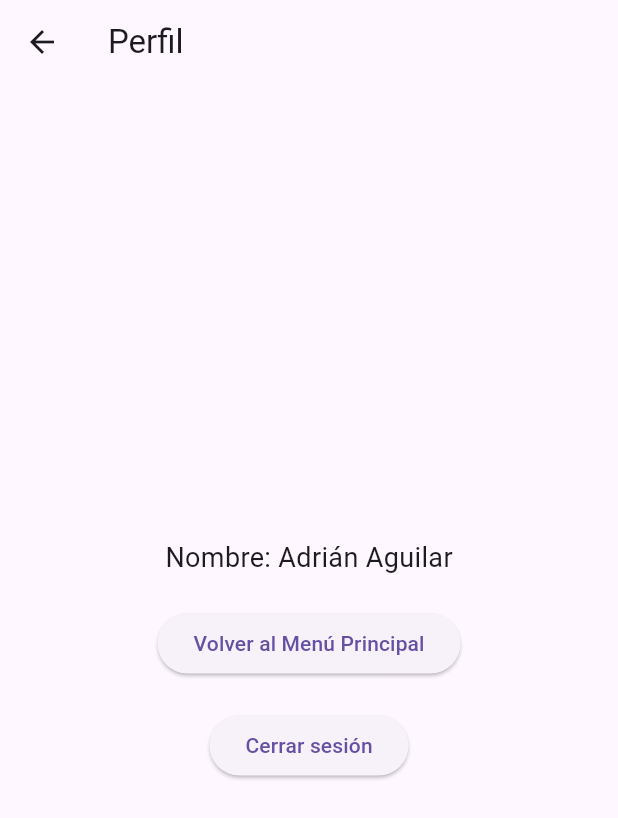
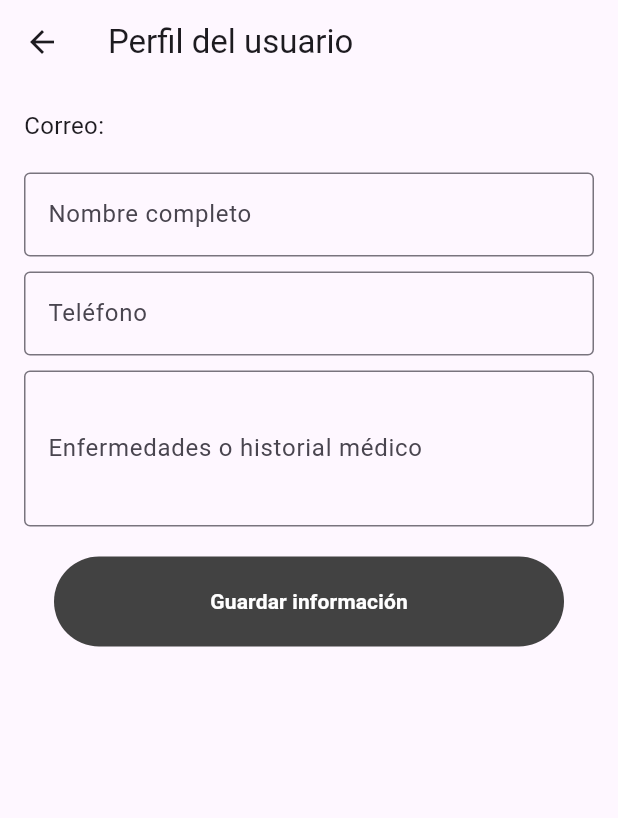
Before and after one commit to MiroslavaMoh/doctor_appointment_front_miros, a Flutter app: the ProfilePage screen opened by its route, on a phone screen of 412 x 824 dp. Shown: the top 818 px of the screen. Run offline on Flutter 3.47's test engine with Material 3 defaults, Android fonts, the phone set to English and light mode, and no system bars; our stand-ins replace cloud_firestore, equatable, firebase_auth, firebase_core, flutter_bloc, google_fonts; accounts and stored records are empty.

Commit message:
feat: Update profile data

```diff
--- a/lib/pages/appflow/Profile_page.dart
+++ b/lib/pages/appflow/Profile_page.dart
@@ -1,42 +1,151 @@
+import 'package:cloud_firestore/cloud_firestore.dart';
+import 'package:doctor_appointment_front_miros/custom_widget/round_button.dart';
+import 'package:doctor_appointment_front_miros/pages/appflow/routes_appflow.dart';
 import 'package:doctor_appointment_front_miros/pages/authflow/routes_authflow.dart';
 import 'package:flutter/material.dart';
 import 'package:firebase_auth/firebase_auth.dart';
 
-class ProfilePage extends StatelessWidget {
+class ProfilePage extends StatefulWidget {
   const ProfilePage({super.key});
 
   @override
+  State<ProfilePage> createState() => _ProfilePageState();
+}
+
+class _ProfilePageState extends State<ProfilePage> {
+  final FirebaseAuth _auth = FirebaseAuth.instance;
+  final FirebaseFirestore _firestore = FirebaseFirestore.instance;
+
+  // Controladores de formulario
+  final TextEditingController nombreController = TextEditingController();
+  final TextEditingController telefonoController = TextEditingController();
+  final TextEditingController enfermedadesController = TextEditingController();
+
+  bool _loading = false;
+
+  @override
+  void initState() {
+    super.initState();
+    _loadUserData();
+  }
+
+  /// 🔹 Carga los datos del usuario desde Firestore
+  Future<void> _loadUserData() async {
+    final user = _auth.currentUser;
+    if (user == null) return;
+
+    final doc = await _firestore.collection('usuarios').doc(user.uid).get();
+    if (doc.exists) {
+      final data = doc.data()!;
+      nombreController.text = data['nombre'] ?? '';
+      telefonoController.text = data['telefono'] ?? '';
+      enfermedadesController.text = data['enfermedades'] ?? '';
+    }
+  }
+
+  /// 🔹 Guarda o actualiza los datos del usuario
+  Future<void> _saveUserData() async {
+    final user = _auth.currentUser;
+    if (user == null) return;
+
+    final String nombre = nombreController.text.trim();
+    final String telefono = telefonoController.text.trim();
+    final String enfermedades = enfermedadesController.text.trim();
+
+    if (nombre.isEmpty || telefono.isEmpty || enfermedades.isEmpty) {
+      ScaffoldMessenger.of(context).showSnackBar(
+        const SnackBar(content: Text('Por favor completa todos los campos')),
+      );
+      return;
+    }
+
+    setState(() => _loading = true);
+
+    try {
+      await _firestore.collection('usuarios').doc(user.uid).set({
+        'nombre': nombre,
+        'telefono': telefono,
+        'enfermedades': enfermedades,
+        'email': user.email,
+        'uid': user.uid,
+        'actualizadoEn': FieldValue.serverTimestamp(),
+      }, SetOptions(merge: true)); // 🔹 "merge" evita sobrescribir campos vacíos
+
+      ScaffoldMessenger.of(context).showSnackBar(
+        const SnackBar(content: Text('Información guardada exitosamente')),
+      );
+    } catch (e) {
+      ScaffoldMessenger.of(context).showSnackBar(
+        SnackBar(content: Text('Error al guardar: $e')),
+      );
+    }
+
+    setState(() => _loading = false);
+  }
+
+  /// 🔹 Cierra la sesión y regresa al flujo de autenticación
+  Future<void> _logout() async {
+    await _auth.signOut();
+    if (mounted) {
+      Navigator.pushReplacementNamed(context, routes_authflow.login);
+    }
+  }
+
+  @override
   Widget build(BuildContext context) {
-    final FirebaseAuth auth = FirebaseAuth.instance;
+    final user = _auth.currentUser;
 
     return Scaffold(
-      appBar: AppBar(title: const Text("Perfil")),
-      body: Center(
+      appBar: AppBar(title: const Text("Perfil del usuario")),
+      body: _loading
+          ? const Center(child: CircularProgressIndicator())
+          : Padding(
+              padding: const EdgeInsets.all(16.0),
+              child: SingleChildScrollView(
                 child: Column(
-          mainAxisAlignment: MainAxisAlignment.center,
+                  crossAxisAlignment: CrossAxisAlignment.stretch,
                   children: [
-            const Text(
-              "Nombre: Adrián Aguilar",
-              style: TextStyle(fontSize: 18),
+                    Text(
+                      "Correo: ${user?.email ?? 'No disponible'}",
+                      style: const TextStyle(fontSize: 16),
                     ),
                     const SizedBox(height: 20),
 
-            ElevatedButton(
-              onPressed: () {
-                Navigator.pop(context);
-              },
-              child: const Text("Volver al Menú Principal"),
+                    // Formulario
+                    TextField(
+                      controller: nombreController,
+                      decoration: const InputDecoration(
+                        labelText: 'Nombre completo',
+                        border: OutlineInputBorder(),
+                      ),
+                    ),
+                    const SizedBox(height: 10),
+
+                    TextField(
+                      controller: telefonoController,
+                      decoration: const InputDecoration(
+                        labelText: 'Teléfono',
+                        border: OutlineInputBorder(),
+                      ),
+                      keyboardType: TextInputType.phone,
+                    ),
+                    const SizedBox(height: 10),
+
+                    TextField(
+                      controller: enfermedadesController,
+                      decoration: const InputDecoration(
+                        labelText: 'Enfermedades o historial médico',
+                        border: OutlineInputBorder(),
+                      ),
+                      maxLines: 3,
                     ),
                     const SizedBox(height: 20),
 
-            ElevatedButton(
-              onPressed: () async {
-                await auth.signOut();
-                Navigator.pushReplacementNamed(context, routes_authflow.login);
-              },
-              child: const Text("Cerrar sesión"),
+                     RoundButton(title: "Guardar información",
+                      onPressed: _saveUserData),
+
+                  ],
                 ),
-          ],
               ),
             ),
     );
```
Also changed, not shown: lib/pages/appflow/home_screen.dart (+3 -15 lines), lib/pages/appflow/settingspage.dart (+8 -18 lines). Lines whose indentation alone changed are shown as unchanged.
